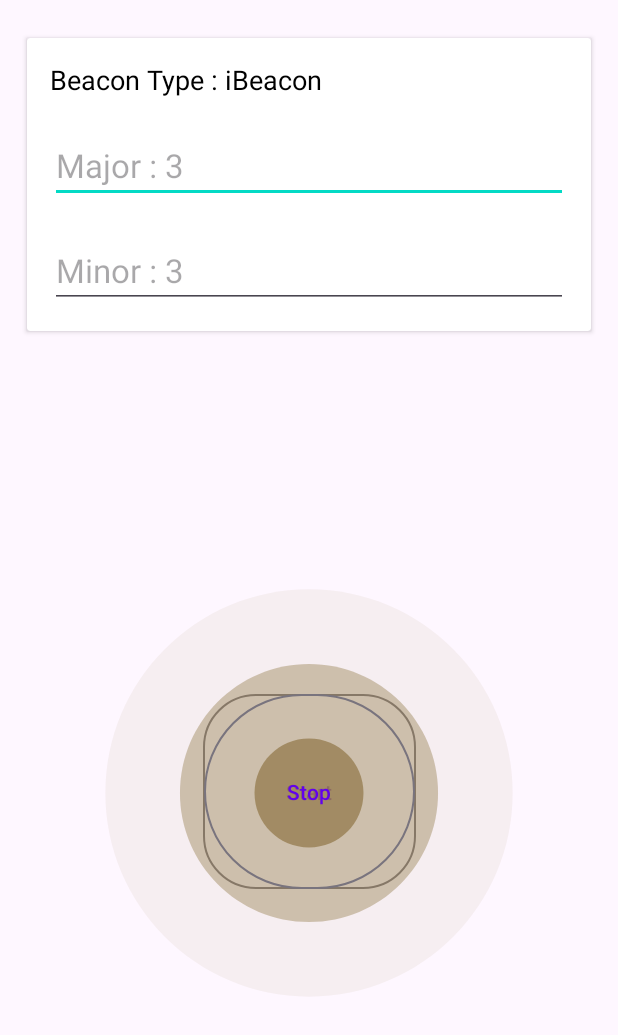
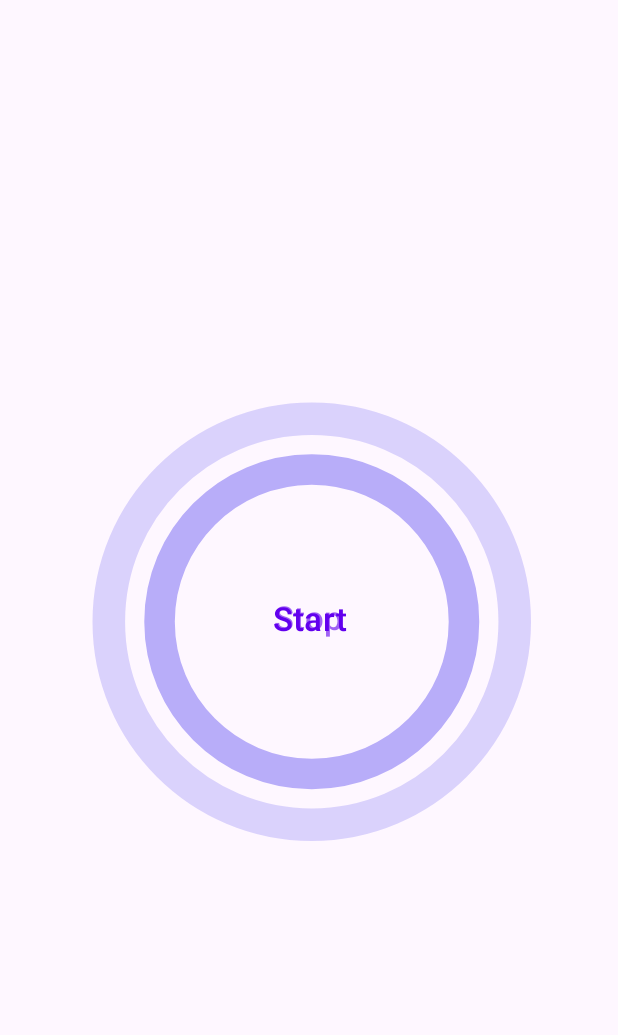
Before and after one commit to blezDev/BeaconTransmitter, an Android app: the layout activity_setup.xml on its own in the app's theme, with its tools: preview values and no code run, on a phone screen of 412 x 824 dp. Shown: the top 1035 px of the screen. Run offline under Robolectric (Android 15) with nearby library versions, the phone set to English and light mode, and no system bars.

Commit message:
ui overhaul

```diff
--- a/app/build.gradle
+++ b/app/build.gradle
@@ -56,4 +56,6 @@ dependencies {
     implementation 'com.squareup.retrofit2:retrofit:2.9.0'
     implementation 'com.squareup.retrofit2:converter-gson:2.9.0'
     implementation 'org.jetbrains.kotlinx:kotlinx-coroutines-android:1.6.4'
+
+
 }
--- a/app/src/main/java/com/blez/beacontransmitter/ui/SetupActivity.kt
+++ b/app/src/main/java/com/blez/beacontransmitter/ui/SetupActivity.kt
@@ -90,8 +90,8 @@ class SetupActivity : AppCompatActivity(){
                   hideKeyboard(it)
                   askPermission()
 
-                  val major_value =binding.editMajor.text.toString()
-                  val minor_value = binding.editMinor.text.toString()
+                  val major_value = "3"
+                  val minor_value = "3"
                   val measured = "-59"
                   val major = if (major_value.isEmpty()) "3" else major_value
                   val minor = if(minor_value.isEmpty()) "3" else minor_value
--- a/app/src/main/java/com/blez/beacontransmitter/ui/register/RegisterActivity.kt
+++ b/app/src/main/java/com/blez/beacontransmitter/ui/register/RegisterActivity.kt
@@ -55,6 +55,7 @@ class RegisterActivity : AppCompatActivity() {
                   200->{
                       Toast.makeText(this@RegisterActivity, "Register Success", Toast.LENGTH_SHORT).show()
                       credentialManager.saveUUID(response.body()?.serial.toString())
+                      credentialManager.saveName(name)
                       val intent = Intent(this@RegisterActivity,SetupActivity::class.java)
                       startActivity(intent)
                       finish()
--- a/app/src/main/java/com/blez/beacontransmitter/utils/Constants.kt
+++ b/app/src/main/java/com/blez/beacontransmitter/utils/Constants.kt
@@ -5,6 +5,7 @@ object Constants {
     const val PREFS_TOKEN_FILE = "PREFS_TOKEN_FILE"
     const val USER_UUID = "USER_UUID"
     const val USER_EMAIL = "USER_EMAIL"
+    const val USER_NAME = "USER_NAME"
     const val USER_MAJOR_MINOR = "USER_MAJOR_MINOR"
 
     const val NOTIFICATION_CHANNEL_ID = "beacon_transmitting"
--- a/app/src/main/java/com/blez/beacontransmitter/utils/CredentialManager.kt
+++ b/app/src/main/java/com/blez/beacontransmitter/utils/CredentialManager.kt
@@ -3,6 +3,7 @@ package com.blez.beacontransmitter.utils
 import android.content.Context
 import android.content.SharedPreferences
 import com.blez.beacontransmitter.utils.Constants.PREFS_TOKEN_FILE
+import com.blez.beacontransmitter.utils.Constants.USER_NAME
 import com.blez.beacontransmitter.utils.Constants.USER_UUID
 
 class CredentialManager(context: Context) {
@@ -14,6 +15,14 @@ class CredentialManager(context: Context) {
         editor.putString(USER_UUID,uuid)
         editor.apply()
     }
+    fun saveName(name : String){
+        val editor = prefs.edit()
+        editor.putString(USER_NAME,name)
+        editor.apply()
+    }
+    fun getName() : String?{
+        return prefs.getString(USER_NAME,null)
+    }
 
     fun getUUID() : String?{
         return prefs.getString(USER_UUID,null)
--- a/app/src/main/res/layout/activity_setup.xml
+++ b/app/src/main/res/layout/activity_setup.xml
@@ -13,120 +13,65 @@
         tools:context=".ui.SetupActivity">
 
 
-        <LinearLayout
-            android:id="@+id/linearLayout"
-            android:layout_width="match_parent"
-            android:layout_height="wrap_content"
-            android:layout_marginStart="8dp"
-            android:layout_marginEnd="8dp"
-            android:layout_marginTop="15dp"
-            android:orientation="vertical"
-            app:layout_constraintEnd_toEndOf="parent"
-            app:layout_constraintStart_toStartOf="parent"
-            app:layout_constraintTop_toTopOf="parent">
 
-            <androidx.cardview.widget.CardView
-                android:layout_width="match_parent"
-                android:layout_height="wrap_content"
-                android:layout_gravity="center"
-
-                android:layout_margin="10dp">
-
-                <LinearLayout
-                    style="@style/Widget.MaterialComponents.Button.OutlinedButton.Icon"
-                    android:layout_width="match_parent"
-                    android:layout_height="wrap_content"
-                    android:layout_gravity="center"
-                    android:padding="5dp"
-                    android:orientation="vertical">
-
-                    <TextView
-
-                        android:layout_width="match_parent"
-                        android:layout_height="wrap_content"
-                        android:layout_margin="10dp"
-                        android:textSize="18sp"
-                        android:text="@string/beacon_type_ibeacon"
-                        android:textColor="@color/black" />
-
-                    <EditText
-                        android:id="@+id/edit_major"
-                        android:layout_width="match_parent"
-                        android:layout_height="wrap_content"
-                        android:layout_margin="10dp"
-                        android:textColor="@color/black"
-                        android:textSize="22sp"
-                        android:inputType="number"
-                        android:hint="Major : 3 "
-                        />
-
-                    <EditText
-                        android:id="@+id/edit_minor"
-                        android:layout_width="match_parent"
-                        android:layout_height="wrap_content"
-                        android:layout_margin="10dp"
-                        android:textSize="22sp"
-                        android:inputType="number"
-
-                        android:hint="Minor : 3"
-                        android:textColor="@color/black"
-                         />
-
-
-
-                </LinearLayout>
-            </androidx.cardview.widget.CardView>
-
-        </LinearLayout>
 
 
         <com.google.android.material.button.MaterialButton
             android:id="@+id/Start_iBeacon_BTN"
             style="?attr/materialIconButtonOutlinedStyle"
-            android:layout_width="wrap_content"
-            android:layout_height="wrap_content"
-            android:padding="55dp"
+            android:layout_width="180dp"
+            android:layout_height="180dp"
+            android:background="@color/glass"
+            android:textSize="22sp"
             android:text="Start"
             app:cornerRadius="35dp"
             app:layout_constraintBottom_toBottomOf="parent"
             app:layout_constraintEnd_toEndOf="parent"
             app:layout_constraintStart_toStartOf="parent"
-            app:layout_constraintTop_toBottomOf="@+id/linearLayout" />
+            app:layout_constraintTop_toTopOf="parent" />
+
 
         <com.airbnb.lottie.LottieAnimationView
             android:id="@+id/ripple_animation"
             style="?attr/materialIconButtonOutlinedStyle"
-            android:layout_width="wrap_content"
-            android:layout_height="wrap_content"
+            android:layout_width="400dp"
+            android:layout_height="400dp"
+            android:scaleType="fitXY"
+            android:alpha="0.6"
             android:clickable="false"
             android:contentDescription="@string/beacon_type_ibeacon"
-            android:padding="55dp"
+
             android:text="Stop"
             app:layout_constraintBottom_toBottomOf="parent"
             app:layout_constraintEnd_toEndOf="parent"
-            app:layout_constraintHorizontal_bias="0.0"
+
             app:layout_constraintStart_toStartOf="parent"
-            app:layout_constraintTop_toBottomOf="@+id/linearLayout"
-            app:layout_constraintVertical_bias="0.497"
+
+            app:layout_constraintTop_toTopOf="parent"
+
             app:lottie_autoPlay="true"
             app:lottie_loop="true"
-            app:lottie_rawRes="@raw/button_ripple" />
+            app:lottie_rawRes="@raw/ripple_daddy_v2" />
 
         <com.google.android.material.button.MaterialButton
             android:id="@+id/Stop_iBeacon_BTN"
             style="?attr/materialIconButtonOutlinedStyle"
-            android:layout_width="wrap_content"
-            android:layout_height="wrap_content"
+            android:layout_width="180dp"
+            android:layout_height="180dp"
+            android:alpha="0.6"
+            android:background="@color/glass"
             android:clickable="true"
             android:contentDescription="@string/beacon_type_ibeacon"
-            android:padding="55dp"
+            android:textSize="22sp"
             android:text="Stop"
+
             app:layout_constraintBottom_toBottomOf="parent"
             app:layout_constraintEnd_toEndOf="parent"
+
+
+            app:layout_constraintHorizontal_bias="0.497"
             app:layout_constraintStart_toStartOf="parent"
-            app:layout_constraintTop_toBottomOf="@+id/linearLayout"
-            app:lottie_autoPlay="true"
-            app:lottie_loop="true"
-            app:lottie_rawRes="@raw/button_ripple" />
+            app:layout_constraintTop_toTopOf="parent"
+            app:layout_constraintVertical_bias="0.499" />
     </androidx.constraintlayout.widget.ConstraintLayout>
 </layout>
--- a/app/src/main/res/values/colors.xml
+++ b/app/src/main/res/values/colors.xml
@@ -8,4 +8,5 @@
     <color name="black">#FF000000</color>
     <color name="white">#FFFFFFFF</color>
     <color name="gray">#808080</color>
+    <color name = "glass">#f6feff</color>
 </resources>
--- a/build.gradle
+++ b/build.gradle
@@ -2,8 +2,8 @@ buildscript {
     repositories {
         google()
         mavenCentral()
+        maven { url 'https://jitpack.io' }
     }
-
 }
 // Top-level build file where you can add configuration options common to all sub-projects/modules.
 plugins {
--- a/gradle.properties
+++ b/gradle.properties
@@ -21,3 +21,4 @@ kotlin.code.style=official
 # resources declared in the library itself and none from the library's dependencies,
 # thereby reducing the size of the R class for that library
 android.nonTransitiveRClass=true
+android.enableJetifier=true
```
Also changed, not shown: app/src/main/res/raw/ripple_daddy.json (added, +1 -0 lines), app/src/main/res/raw/ripple_daddy_v2.json (added, +1 -0 lines).
